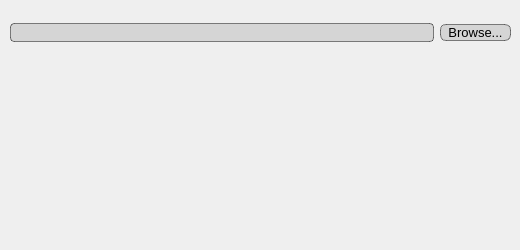
First picture: the form in src/ui/roapageinstall.ui, repository Lerentis/ROAI, before the edit.
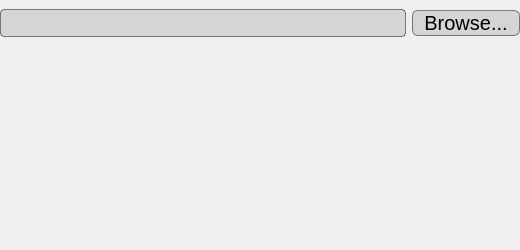
Second picture: the form after the edit.

The edit to the form file:
```diff
--- a/src/ui/roapageinstall.ui
+++ b/src/ui/roapageinstall.ui
@@ -31,9 +31,9 @@
   <widget class="QWidget" name="horizontalLayoutWidget_2">
    <property name="geometry">
     <rect>
-     <x>10</x>
-     <y>10</y>
-     <width>501</width>
+     <x>0</x>
+     <y>0</y>
+     <width>520</width>
      <height>46</height>
     </rect>
    </property>
@@ -49,9 +49,7 @@
       <property name="font">
        <font>
         <family>Ubuntu</family>
-        <pointsize>10</pointsize>
-        <stylestrategy>PreferAntialias</stylestrategy>
-        <kerning>false</kerning>
+        <pointsize>-1</pointsize>
        </font>
       </property>
       <property name="styleSheet">
@@ -60,7 +58,9 @@
 border-radius:4px;
 border-color: rgba(0, 0, 0, 120);
 color: rgb(0, 0, 0);
-background-color: rgb(213, 213, 213);</string>
+background-color: rgb(213, 213, 213);
+font-size: 20px;
+font-family: &quot;Ubuntu&quot;;</string>
       </property>
      </widget>
     </item>
@@ -69,9 +69,7 @@
       <property name="font">
        <font>
         <family>Ubuntu</family>
-        <pointsize>10</pointsize>
-        <stylestrategy>PreferAntialias</stylestrategy>
-        <kerning>false</kerning>
+        <pointsize>-1</pointsize>
        </font>
       </property>
       <property name="autoFillBackground">
@@ -82,7 +80,9 @@
 border-style:solid;
 border-radius:6px;
 border-color: rgba(0, 0, 0, 120);
-background-color: rgb(213, 213, 213);</string>
+background-color: rgb(213, 213, 213);
+font-size: 20px;
+font-family: &quot;Ubuntu&quot;;</string>
       </property>
       <property name="text">
        <string>  Browse...  </string>
```
